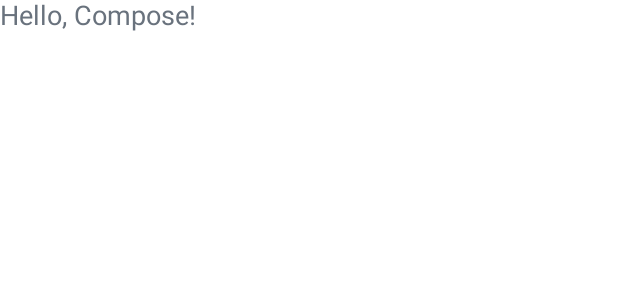
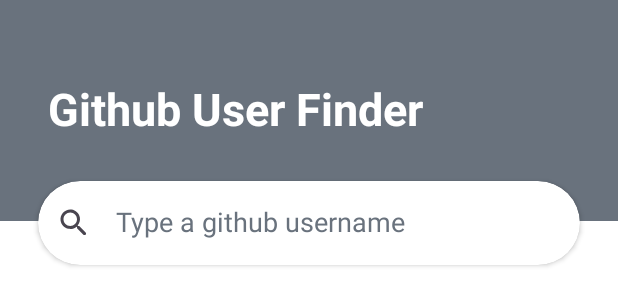
Before and after one commit to meritxell-mm/Atlabs-Android-Challenge, an Android app built with Jetpack Compose: the @Preview function MainActivityPreview, on a phone screen of 412 x 824 dp. Shown: the top 306 px of the screen. Run offline under Robolectric (Android 15) with nearby library versions, the phone set to English and light mode, and no system bars; our stand-ins replace Dagger/Hilt's generated code.

Commit message:
added detail screen

```diff
--- a/app/build.gradle.kts
+++ b/app/build.gradle.kts
@@ -64,6 +64,7 @@ dependencies {
     implementation(libs.activity.compose)
     // Optional - Integration with ViewModels
     implementation(libs.lifecycle.viewmodel.compose)
+    implementation(libs.androidx.navigation.compose)
 
     // Android Studio Preview support
     implementation(libs.ui.tooling.preview)
--- a/app/src/main/java/tech/atlabs/githubchallenge/MainActivity.kt
+++ b/app/src/main/java/tech/atlabs/githubchallenge/MainActivity.kt
@@ -3,15 +3,10 @@ package tech.atlabs.githubchallenge
 import android.os.Bundle
 import androidx.activity.ComponentActivity
 import androidx.activity.compose.setContent
-import androidx.compose.foundation.layout.Column
-import androidx.compose.foundation.layout.fillMaxSize
-import androidx.compose.material3.Text
 import androidx.compose.runtime.Composable
-import androidx.compose.ui.Modifier
 import androidx.compose.ui.tooling.preview.Preview
-import androidx.hilt.navigation.compose.hiltViewModel
 import dagger.hilt.android.AndroidEntryPoint
-import tech.atlabs.githubchallenge.ui.screen.SearchScreen
+import tech.atlabs.githubchallenge.ui.navigation.NavGraph
 import tech.atlabs.githubchallenge.ui.theme.GitHubChallengeTheme
 
 @AndroidEntryPoint
@@ -20,7 +15,7 @@ class MainActivity : ComponentActivity() {
         super.onCreate(savedInstanceState)
         setContent {
             GitHubChallengeTheme {
-                SearchScreen(viewModel = hiltViewModel())
+                NavGraph()
             }
         }
     }
@@ -29,10 +24,8 @@ class MainActivity : ComponentActivity() {
 
 @Preview(showBackground = true)
 @Composable
-fun MainActivityPreview() {
+fun MainActivityPreview() { //TODO previews
     GitHubChallengeTheme {
-        Column(modifier = Modifier.fillMaxSize()) {
-            Text("Hello, Compose!")
-        }
+        NavGraph()
     }
 }
--- a/app/src/main/java/tech/atlabs/githubchallenge/remote/network/RetrofitClient.kt
+++ b/app/src/main/java/tech/atlabs/githubchallenge/remote/network/RetrofitClient.kt
@@ -10,7 +10,7 @@ object RetrofitClient {
 
     internal const val BASE_URL = "https://api.github.com/"
 
-    val retrofit: Retrofit by lazy {
+    val retrofit: Retrofit by lazy { //TODO authenticated requests
         Retrofit.Builder()
             .baseUrl(BASE_URL)
             .addConverterFactory(MoshiConverterFactory.create())
--- a/app/src/main/java/tech/atlabs/githubchallenge/ui/composable/UserCard.kt
+++ b/app/src/main/java/tech/atlabs/githubchallenge/ui/composable/UserCard.kt
@@ -27,11 +27,12 @@ import tech.atlabs.githubchallenge.data.entity.User
 
 
 @Composable
-fun UserCard(user: User) {
+fun UserCard(user: User, onUserClick: (String) -> Unit) {
     Card(
         modifier = Modifier
             .fillMaxWidth()
             .padding(16.dp), //TODO REVISAR DIMENS
+        onClick = { onUserClick(user.login) },
         shape = RoundedCornerShape(24.dp),
         elevation = CardDefaults.cardElevation(8.dp)
     ) {
--- /dev/null
+++ b/app/src/main/java/tech/atlabs/githubchallenge/ui/navigation/NavGraph.kt
@@ -0,0 +1,32 @@
+package tech.atlabs.githubchallenge.ui.navigation
+
+import androidx.compose.runtime.Composable
+import androidx.hilt.navigation.compose.hiltViewModel
+import androidx.navigation.compose.NavHost
+import androidx.navigation.compose.composable
+import androidx.navigation.compose.rememberNavController
+import tech.atlabs.githubchallenge.ui.composable.UserDetailScreen
+import tech.atlabs.githubchallenge.ui.screen.SearchScreen
+
+@Composable
+fun NavGraph() {
+
+    val navController = rememberNavController()
+
+    NavHost(navController = navController, startDestination = NavScreenRoute.Search.route) {
+        composable(NavScreenRoute.Search.route) {
+            SearchScreen(
+                viewModel = hiltViewModel(),
+                onUserClick = { username ->
+                    navController.navigate("${NavRoutes.USER_DETAIL}/${username}")
+                }
+            )
+        }
+        composable(NavScreenRoute.UserDetail.route) { backStackEntry ->
+            val username = backStackEntry.arguments?.getString(NavKeys.USERNAME)
+            username?.let {
+                UserDetailScreen(viewModel = hiltViewModel(), username = it)
+            }
+        }
+    }
+}
--- /dev/null
+++ b/app/src/main/java/tech/atlabs/githubchallenge/ui/navigation/NavKeys.kt
@@ -0,0 +1,5 @@
+package tech.atlabs.githubchallenge.ui.navigation
+
+object NavKeys {
+    const val USERNAME = "username"
+}
--- /dev/null
+++ b/app/src/main/java/tech/atlabs/githubchallenge/ui/navigation/NavRoutes.kt
@@ -0,0 +1,6 @@
+package tech.atlabs.githubchallenge.ui.navigation
+
+object NavRoutes {
+    const val SEARCH = "search"
+    const val USER_DETAIL = "userDetail"
+}
--- /dev/null
+++ b/app/src/main/java/tech/atlabs/githubchallenge/ui/navigation/NavScreenRoute.kt
@@ -0,0 +1,6 @@
+package tech.atlabs.githubchallenge.ui.navigation
+
+sealed class NavScreenRoute(val route: String) {
+    object Search : NavScreenRoute(NavRoutes.SEARCH)
+    object UserDetail : NavScreenRoute("${NavRoutes.USER_DETAIL}/{${NavKeys.USERNAME}}")
+}
--- a/app/src/main/java/tech/atlabs/githubchallenge/ui/screen/SearchScreen.kt
+++ b/app/src/main/java/tech/atlabs/githubchallenge/ui/screen/SearchScreen.kt
@@ -22,7 +22,7 @@ import tech.atlabs.githubchallenge.ui.composable.UserCard
 import tech.atlabs.githubchallenge.viewmodel.UserViewModel
 
 @Composable
-fun SearchScreen(viewModel: UserViewModel) {
+fun SearchScreen(viewModel: UserViewModel, onUserClick: (String) -> Unit) {
 
     val user by viewModel.user.collectAsState()
     var searchQuery by remember { mutableStateOf("") }
@@ -50,7 +50,7 @@ fun SearchScreen(viewModel: UserViewModel) {
             )
 
             user?.let {
-                UserCard(it)
+                UserCard(it, onUserClick)
             }
         }
     }
--- a/gradle/libs.versions.toml
+++ b/gradle/libs.versions.toml
@@ -24,6 +24,7 @@ lifecycleViewmodelCompose = "2.8.7"
 moshi = "1.15.2"
 moshiKotlin = "1.15.2"
 moshiKotlinCodegen = "1.15.1"
+navigationCompose = "2.8.9"
 retrofit = "2.11.0"
 hilt-navigation-compose = "1.2.0"
 hiltAndroid = "2.56"
@@ -32,6 +33,7 @@ uiTestJunit4Android = "1.7.8"
 
 [libraries]
 activity-compose = { module = "androidx.activity:activity-compose", version.ref = "activityCompose" }
+androidx-navigation-compose = { module = "androidx.navigation:navigation-compose", version.ref = "navigationCompose" }
 appcompat = { module = "androidx.appcompat:appcompat", version.ref = "appcompat" }
 coil-compose = { module = "io.coil-kt:coil-compose", version.ref = "coilCompose" }
 compose-bom = { module = "androidx.compose:compose-bom", version.ref = "composeBom" }
```
Also changed, not shown: app/src/main/java/tech/atlabs/githubchallenge/ui/composable/UserDetailScreen.kt (added, +60 -0 lines), 1 other file.
